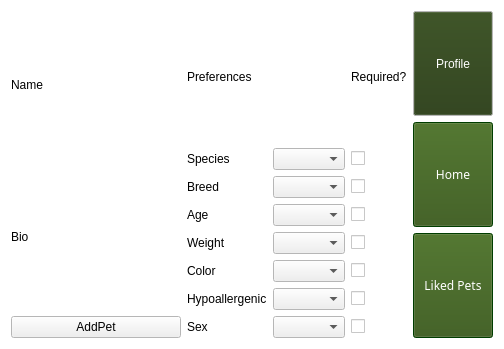
Above: pet_tinder/gui/profilepage.ui from CS-205-S21/team_1_4 before the change. Below: the same form after it.
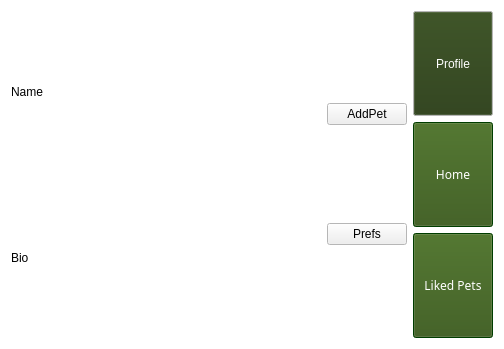
That is the form after the change.

What changed in the file:
```diff
--- a/pet_tinder/gui/profilepage.ui
+++ b/pet_tinder/gui/profilepage.ui
@@ -99,150 +99,24 @@
          </property>
         </widget>
        </item>
-       <item>
-        <widget class="QPushButton" name="pushButton_2">
-         <property name="text">
-          <string>AddPet</string>
-         </property>
-        </widget>
-       </item>
       </layout>
      </item>
      <item>
       <layout class="QGridLayout" name="gridLayout_4">
-       <item row="4" column="0">
-        <widget class="QLabel" name="weightLabel">
-         <property name="text">
-          <string>Weight</string>
-         </property>
-        </widget>
-       </item>
-       <item row="5" column="1">
-        <widget class="QComboBox" name="colorChoice"/>
-       </item>
-       <item row="3" column="0">
-        <widget class="QLabel" name="ageLabel">
-         <property name="text">
-          <string>Age</string>
-         </property>
-        </widget>
-       </item>
-       <item row="1" column="1">
-        <widget class="QComboBox" name="speciesChoice"/>
-       </item>
-       <item row="7" column="1">
-        <widget class="QComboBox" name="sexChoice"/>
-       </item>
-       <item row="2" column="1">
-        <widget class="QComboBox" name="breedChoice"/>
-       </item>
        <item row="1" column="0">
-        <widget class="QLabel" name="speciesLabel">
+        <widget class="QPushButton" name="PrefsButton">
          <property name="text">
-          <string>Species</string>
-         </property>
-        </widget>
-       </item>
-       <item row="2" column="0">
-        <widget class="QLabel" name="breedLabel">
-         <property name="text">
-          <string>Breed</string>
+          <string>Prefs</string>
          </property>
         </widget>
        </item>
        <item row="0" column="0">
-        <widget class="QLabel" name="preferencesLabel">
+        <widget class="QPushButton" name="pushButton_2">
          <property name="text">
-          <string>Preferences</string>
+          <string>AddPet</string>
          </property>
         </widget>
        </item>
-       <item row="6" column="1">
-        <widget class="QComboBox" name="hypoallergenicChoice"/>
-       </item>
-       <item row="6" column="0">
-        <widget class="QLabel" name="hypoallergenicLabel">
-         <property name="text">
-          <string>Hypoallergenic</string>
-         </property>
-        </widget>
-       </item>
-       <item row="5" column="0">
-        <widget class="QLabel" name="colorLabel">
-         <property name="text">
-          <string>Color</string>
-         </property>
-        </widget>
-       </item>
-       <item row="7" column="0">
-        <widget class="QLabel" name="sexLabel">
-         <property name="text">
-          <string>Sex</string>
-         </property>
-        </widget>
-       </item>
-       <item row="1" column="2">
-        <widget class="QCheckBox" name="checkBox">
-         <property name="text">
-          <string/>
-         </property>
-        </widget>
-       </item>
-       <item row="2" column="2">
-        <widget class="QCheckBox" name="checkBox_2">
-         <property name="text">
-          <string/>
-         </property>
-        </widget>
-       </item>
-       <item row="3" column="2">
-        <widget class="QCheckBox" name="checkBox_3">
-         <property name="text">
-          <string/>
-         </property>
-        </widget>
-       </item>
-       <item row="4" column="2">
-        <widget class="QCheckBox" name="checkBox_4">
-         <property name="text">
-          <string/>
-         </property>
-        </widget>
-       </item>
-       <item row="5" column="2">
-        <widget class="QCheckBox" name="checkBox_5">
-         <property name="text">
-          <string/>
-         </property>
-        </widget>
-       </item>
-       <item row="6" column="2">
-        <widget class="QCheckBox" name="checkBox_6">
-         <property name="text">
-          <string/>
-         </property>
-        </widget>
-       </item>
-       <item row="7" column="2">
-        <widget class="QCheckBox" name="checkBox_7">
-         <property name="text">
-          <string/>
-         </property>
-        </widget>
-       </item>
-       <item row="0" column="2">
-        <widget class="QLabel" name="requiredLabel">
-         <property name="text">
-          <string>Required?</string>
-         </property>
-        </widget>
-       </item>
-       <item row="3" column="1">
-        <widget class="QComboBox" name="ageChoice"/>
-       </item>
-       <item row="4" column="1">
-        <widget class="QComboBox" name="weightChoice"/>
-       </item>
       </layout>
      </item>
      <item>
```
